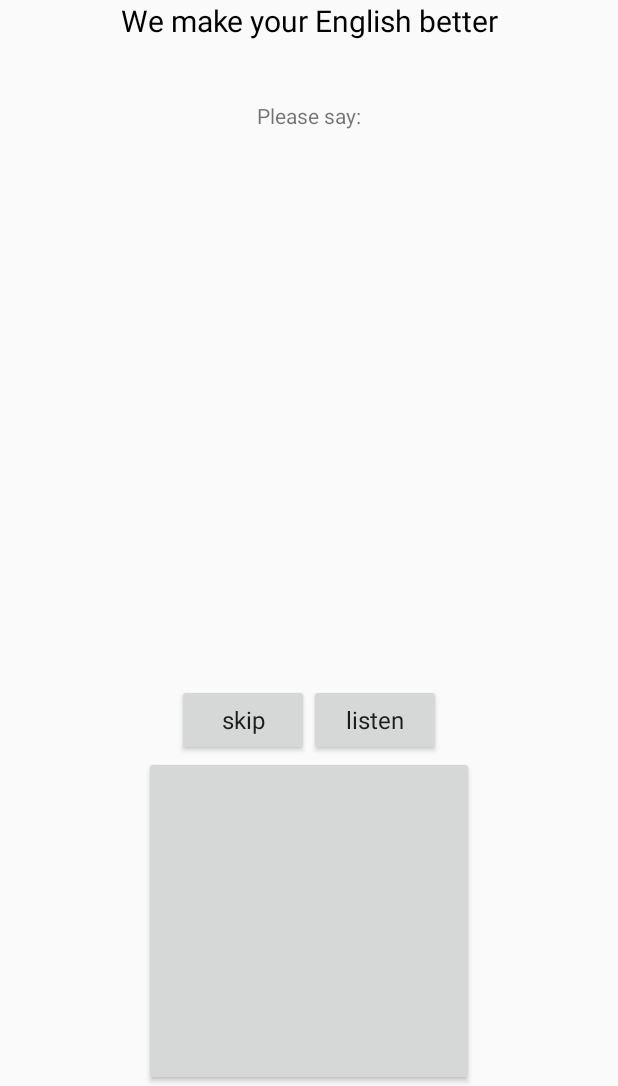
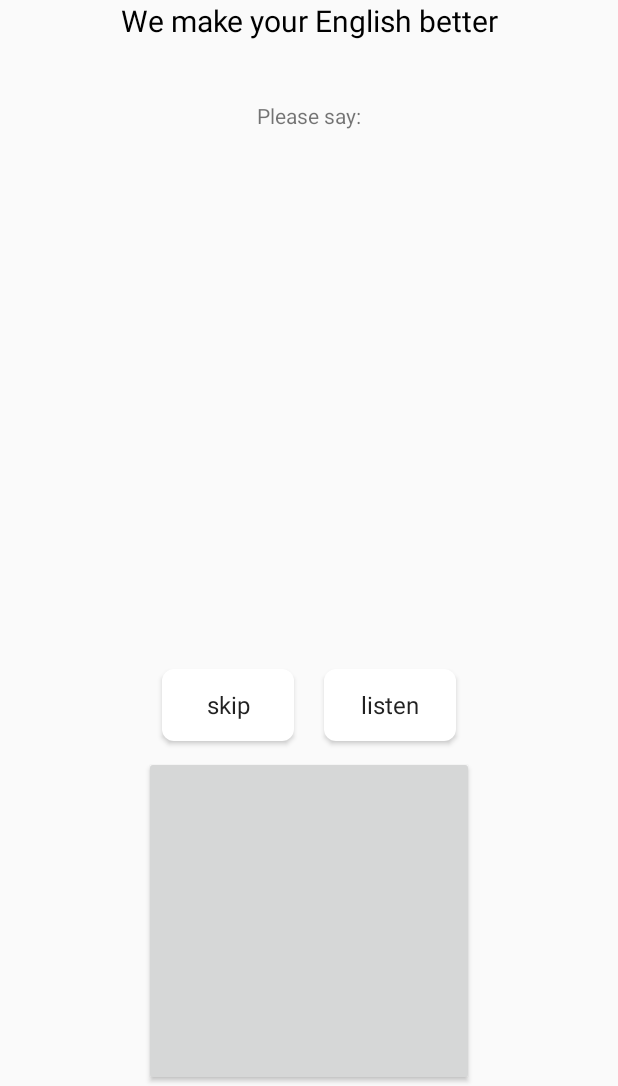
Before and after one commit to VysotskySviderskyGH/pronounceit, an Android app: the GameActivity screen opened directly, with no data from a screen before it, on a phone screen of 412 x 824 dp, the part 150-1236 px from its top. Run offline under Robolectric (Android 15) with nearby library versions, the phone set to English and light mode, and no system bars; libraries missing offline, so code that uses them is left out: com.androidquery, com.facebook; plain views replace CircleButton; 22 statements that could not run were skipped.

Commit message:
Styled buttons

```diff
--- a/app/src/main/java/com/vsgh/pronounceit/activity/MainActivity.java
+++ b/app/src/main/java/com/vsgh/pronounceit/activity/MainActivity.java
@@ -54,5 +54,11 @@ public class MainActivity extends BaseVsghActivity {
                 startActivityWithoutParams(CardActivity.class);
             }
         });
+        aq.id(R.id.btn_help).clicked(new View.OnClickListener() {
+            @Override
+            public void onClick(View v) {
+                startActivityWithoutParams(HelpActivity.class);
+            }
+        });
     }
 }
--- a/app/src/main/java/com/vsgh/pronounceit/apihelpers/forvo/ForvoApi.java
+++ b/app/src/main/java/com/vsgh/pronounceit/apihelpers/forvo/ForvoApi.java
@@ -57,7 +57,11 @@ public class ForvoApi {
 
             @Override
             protected void onPostExecute(String url) {
-                WordsLoader.downloadWord(context, url, word);
+                if (url != null) {
+                    WordsLoader.downloadWord(context, url, word);
+                } else {
+                    //TODO Handle situation when word is incorrect
+                }
             }
 
             @Override
--- a/app/src/main/java/com/vsgh/pronounceit/customviews/CustomButton.java
+++ b/app/src/main/java/com/vsgh/pronounceit/customviews/CustomButton.java
@@ -1,10 +1,13 @@
 package com.vsgh.pronounceit.customviews;
 
 import android.content.Context;
+import android.content.res.TypedArray;
 import android.graphics.Typeface;
+import android.graphics.drawable.Drawable;
 import android.util.AttributeSet;
 import android.widget.Button;
 
+import com.vsgh.pronounceit.R;
 import com.vsgh.pronounceit.singletones.FontContainer;
 
 /**
@@ -14,12 +17,19 @@ public class CustomButton extends Button {
 
     public CustomButton(Context context, AttributeSet attrs) {
         super(context, attrs);
+        TypedArray attributes = context.getTheme()
+                .obtainStyledAttributes(attrs, R.styleable.BackgroundCustomBtn, 0, 0);
+        Drawable backgroundShape = attributes.getDrawable(R.styleable.BackgroundCustomBtn_cv_background);
+        if (backgroundShape != null) {
+            setBackground(backgroundShape);
+        }
     }
 
     public CustomButton(Context context, AttributeSet attrs, int defStyleAttr) {
         super(context, attrs, defStyleAttr);
     }
 
+
     @Override
     public void setTypeface(Typeface tf) {
         super.setTypeface(FontContainer.lanenar);
--- /dev/null
+++ b/app/src/main/res/drawable/custom_button_shape.xml
@@ -0,0 +1,6 @@
+<?xml version="1.0" encoding="utf-8"?>
+<shape xmlns:android="http://schemas.android.com/apk/res/android"
+    android:shape="rectangle">
+    <corners android:radius="8dp" />
+    <solid android:color="#FFFFFF" />
+</shape>
--- a/app/src/main/res/layout/game_activity_layout.xml
+++ b/app/src/main/res/layout/game_activity_layout.xml
@@ -2,6 +2,7 @@
 <com.vsgh.pronounceit.customviews.CustomRippleView xmlns:android="http://schemas.android.com/apk/res/android"
     xmlns:app="http://schemas.android.com/apk/res-auto"
     xmlns:ripple="http://schemas.android.com/apk/res-auto"
+    xmlns:custom="http://schemas.android.com/apk/res-auto"
     android:layout_width="match_parent"
     android:layout_height="match_parent"
     ripple:rv_color="@color/s_blue">
@@ -32,7 +33,8 @@
                 android:text="@string/please_say" />
 
             <TextView
-                android:layout_marginStart="10dp"
+                android:layout_marginLeft="10dp"
+                android:layout_marginRight="10dp"
                 android:id="@+id/question_text"
                 android:layout_width="wrap_content"
                 android:layout_height="wrap_content"
@@ -51,14 +53,18 @@
                 android:layout_width="wrap_content"
                 android:layout_height="wrap_content"
                 android:textSize="16sp"
-                android:text="@string/skip_msg" />
+                custom:cv_background="@drawable/custom_button_shape"
+                android:text="@string/skip_msg"
+                android:layout_margin="10dp"/>
 
             <com.vsgh.pronounceit.customviews.CustomButton
                 android:id="@+id/btn_listen"
                 android:layout_width="wrap_content"
                 android:layout_height="wrap_content"
                 android:textSize="16sp"
-                android:text="@string/listen_msg" />
+                custom:cv_background="@drawable/custom_button_shape"
+                android:text="@string/listen_msg"
+                android:layout_margin="10dp"/>
         </LinearLayout>
 
             <at.markushi.ui.CircleButton
--- /dev/null
+++ b/app/src/main/res/values-w820dp/dimens.xml
@@ -0,0 +1,6 @@
+<resources>
+    <!-- Example customization of dimensions originally defined in res/values/dimens.xml
+         (such as screen margins) for screens with more than 820dp of available width. This
+         would include 7" and 10" devices in landscape (~960dp and ~1280dp respectively). -->
+    <dimen name="activity_horizontal_margin">64dp</dimen>
+</resources>
--- /dev/null
+++ b/app/src/main/res/values/attrs.xml
@@ -0,0 +1,6 @@
+<?xml version="1.0" encoding="utf-8"?>
+<resources>
+    <declare-styleable name="BackgroundCustomBtn">
+        <attr name="cv_background" format="integer" />
+    </declare-styleable>
+</resources>
--- /dev/null
+++ b/app/src/main/res/values/dimens.xml
@@ -0,0 +1,5 @@
+<resources>
+    <!-- Default screen margins, per the Android Design guidelines. -->
+    <dimen name="activity_horizontal_margin">16dp</dimen>
+    <dimen name="activity_vertical_margin">16dp</dimen>
+</resources>
--- a/app/src/main/res/values/strings.xml
+++ b/app/src/main/res/values/strings.xml
@@ -17,5 +17,10 @@
     <string name="say_sentence">Say sentence</string>
     <string name="skip_msg">skip</string>
     <string name="listen_msg">listen</string>
+    <string name="title_activity_help">HelpActivity</string>
+
+    <string name="hello_world">Hello world!</string>
+    <string name="action_settings">Settings</string>
+    <string name="got_it">Got it!</string>
 
 </resources>
```
Also changed, not shown: app/src/main/AndroidManifest.xml (+10 -10 lines), app/src/main/java/com/vsgh/pronounceit/activity/HelpActivity.java (added, +20 -0 lines), app/src/main/res/layout/activity_help.xml (added, +32 -0 lines), app/src/main/res/layout/main_activity_layout.xml (+6 -4 lines), app/src/main/res/drawable/menu_button_shape.xml (renamed from app/src/main/res/drawable/button_shape.xml).
